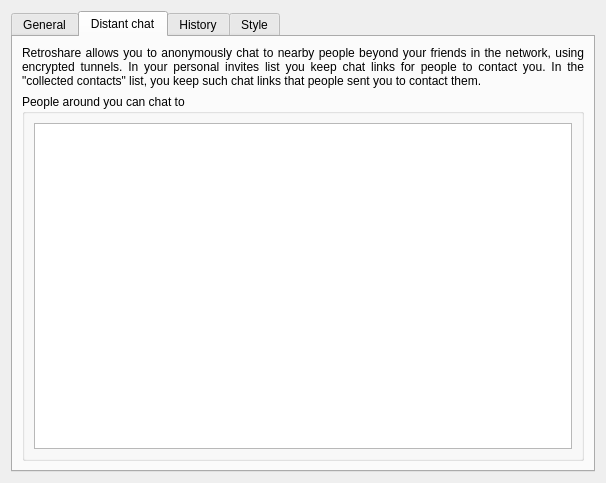
First picture: the form in retroshare-gui/src/gui/settings/ChatPage.ui, repository RetroShare/RetroShare, before the edit.
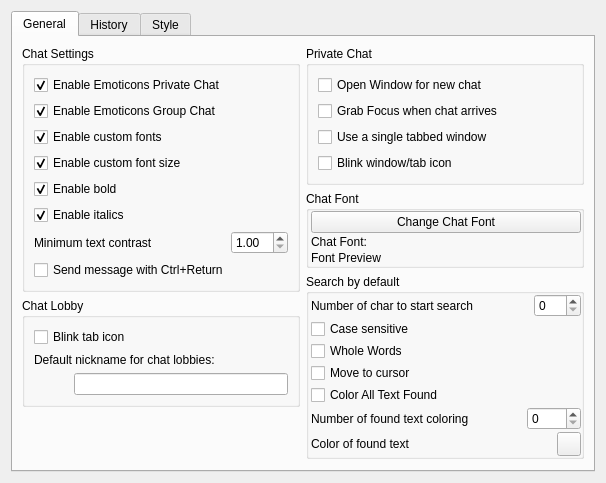
Second picture: the form after the edit.

Commit message: Removed Add Friend Button from Friends Dialog Removed Distant Chat page from Settings

```diff
--- a/retroshare-gui/src/gui/settings/ChatPage.ui
+++ b/retroshare-gui/src/gui/settings/ChatPage.ui
@@ -14,7 +14,7 @@
    <item row="3" column="0">
     <widget class="QTabWidget" name="tabWidget">
      <property name="currentIndex">
-      <number>1</number>
+      <number>0</number>
      </property>
      <widget class="QWidget" name="general">
       <attribute name="title">
@@ -474,69 +474,6 @@
        </item>
       </layout>
      </widget>
-     <widget class="QWidget" name="distantChat">
-      <attribute name="title">
-       <string>Distant chat</string>
-      </attribute>
-      <layout class="QVBoxLayout" name="verticalLayout_7">
-       <item>
-        <widget class="QLabel" name="label_2">
-         <property name="sizePolicy">
-          <sizepolicy hsizetype="Preferred" vsizetype="Minimum">
-           <horstretch>0</horstretch>
-           <verstretch>0</verstretch>
-          </sizepolicy>
-         </property>
-         <property name="text">
-          <string>&lt;html&gt;&lt;head/&gt;&lt;body&gt;&lt;p align=&quot;justify&quot;&gt;Retroshare allows you to anonymously chat to nearby people beyond your friends in the network, using encrypted tunnels. In your personal invites list you keep chat links for people to contact you. In the &amp;quot;collected contacts&amp;quot; list, you keep such chat links that people sent you to contact them.&lt;/p&gt;&lt;/body&gt;&lt;/html&gt;</string>
-         </property>
-         <property name="textFormat">
-          <enum>Qt::RichText</enum>
-         </property>
-         <property name="scaledContents">
-          <bool>true</bool>
-         </property>
-         <property name="wordWrap">
-          <bool>true</bool>
-         </property>
-        </widget>
-       </item>
-       <item>
-        <widget class="QGroupBox" name="groupBox_4">
-         <property name="sizePolicy">
-          <sizepolicy hsizetype="Preferred" vsizetype="MinimumExpanding">
-           <horstretch>0</horstretch>
-           <verstretch>0</verstretch>
-          </sizepolicy>
-         </property>
-         <property name="title">
-          <string>People around you can chat to</string>
-         </property>
-         <layout class="QHBoxLayout" name="horizontalLayout_4">
-          <item>
-           <widget class="QListWidget" name="_collected_contacts_LW">
-            <property name="sizePolicy">
-             <sizepolicy hsizetype="Expanding" vsizetype="Ignored">
-              <horstretch>0</horstretch>
-              <verstretch>0</verstretch>
-             </sizepolicy>
-            </property>
-            <property name="minimumSize">
-             <size>
-              <width>0</width>
-              <height>100</height>
-             </size>
-            </property>
-            <property name="contextMenuPolicy">
-             <enum>Qt::CustomContextMenu</enum>
-            </property>
-           </widget>
-          </item>
-         </layout>
-        </widget>
-       </item>
-      </layout>
-     </widget>
      <widget class="QWidget" name="history">
       <attribute name="title">
        <string>History</string>
```
The commit also changes 3 other files.
